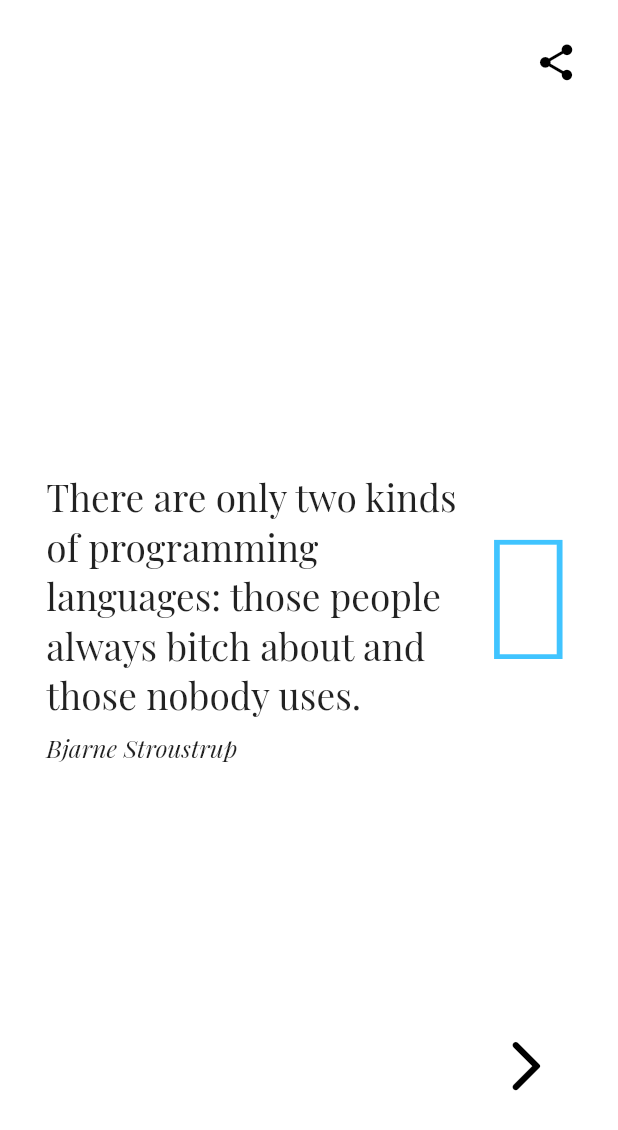
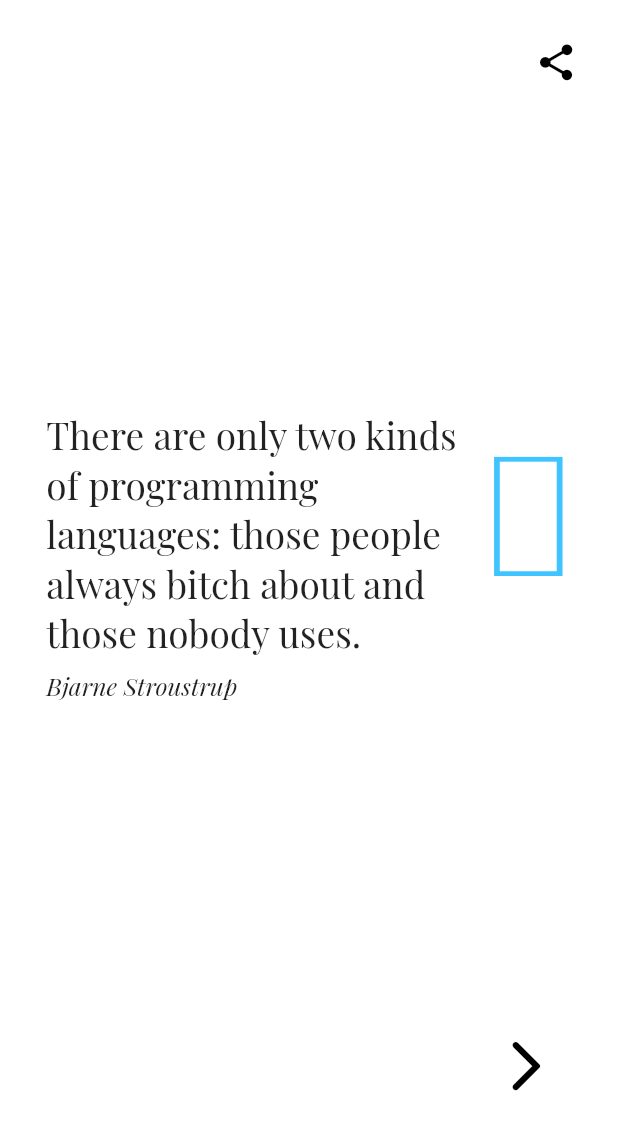
Before and after one commit to AlinaStepanova/quotes, a Flutter app: the screen it shows after launch, on a phone screen of 412 x 824 dp. Shown: the top 1130 px of the screen. Run offline on Flutter 3.47's test engine with Material 2 defaults, Android fonts, the light colour scheme and no system bars; our stand-ins replace dio, retrofit, share_plus; generated files the repository leaves out were written again; network calls fail.

Commit message:
polish ui

```diff
--- a/lib/screens/home_page.dart
+++ b/lib/screens/home_page.dart
@@ -44,10 +44,9 @@ class _HomePageState extends State<HomePage> {
                         ),
                       ),
                     ),
-                  Padding(
+                  Container(
                       padding: EdgeInsets.symmetric(
                           horizontal: width * 0.075, vertical: height * 0.05),
-                    child: Container(
                       alignment: Alignment.center,
                       width: width,
                       height: height * 0.9,
@@ -57,7 +56,9 @@ class _HomePageState extends State<HomePage> {
                           mainAxisAlignment: MainAxisAlignment.center,
                           children: [
                             Row(
-                                crossAxisAlignment: CrossAxisAlignment.center,
+                              crossAxisAlignment: kIsWeb
+                                  ? CrossAxisAlignment.center
+                                  : CrossAxisAlignment.start,
                               children: [
                                 Flexible(
                                   child: Text(
@@ -71,8 +72,7 @@ class _HomePageState extends State<HomePage> {
                                   ),
                                 ),
                                 Padding(
-                                    padding:
-                                        EdgeInsets.only(left: width * 0.025),
+                                  padding: EdgeInsets.only(left: width * 0.025),
                                   child: kIsWeb
                                       ? Icon(Icons.format_quote_rounded,
                                           size: width * 0.25,
@@ -95,9 +95,8 @@ class _HomePageState extends State<HomePage> {
                                   quote?.author ?? "",
                                   textAlign: TextAlign.end,
                                   style: TextStyle(
-                                        fontSize: kIsWeb
-                                            ? width * 0.02
-                                            : width * 0.04,
+                                      fontSize:
+                                          kIsWeb ? width * 0.02 : width * 0.04,
                                       fontStyle: FontStyle.italic),
                                 ),
                               ),
@@ -105,7 +104,6 @@ class _HomePageState extends State<HomePage> {
                           ],
                         ),
                       )),
-                  ),
                   buildNextQuoteButton(width, height),
                 ],
               )
```
Lines whose indentation alone changed are shown as unchanged.
